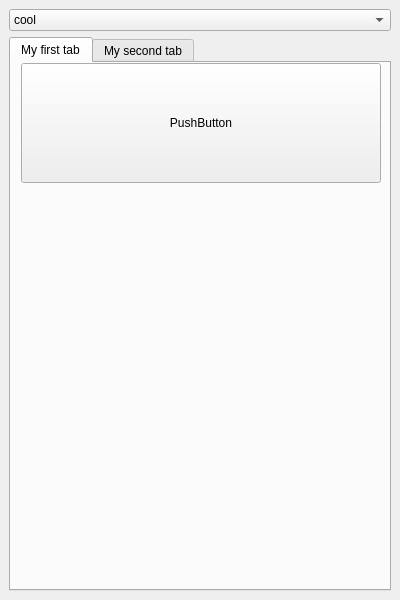
The window that stylesheet/mainwindow.ui (ftena/qt-snippets) describes before a commit, drawn with Qt 5.
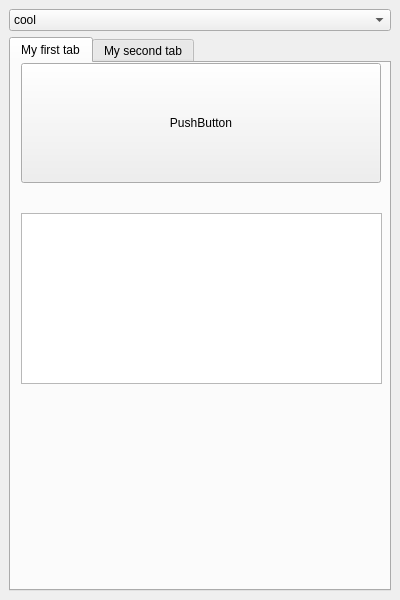
The same window after the commit.

Commit message: apply style using eventFilter

```diff
--- a/stylesheet/mainwindow.ui
+++ b/stylesheet/mainwindow.ui
@@ -114,6 +114,16 @@
          <string>PushButton</string>
         </property>
        </widget>
+       <widget class="QPlainTextEdit" name="plainTextEdit">
+        <property name="geometry">
+         <rect>
+          <x>10</x>
+          <y>150</y>
+          <width>361</width>
+          <height>171</height>
+         </rect>
+        </property>
+       </widget>
       </widget>
       <widget class="QWidget" name="tab_2">
        <attribute name="title">
```
The commit also changes 2 other files.
